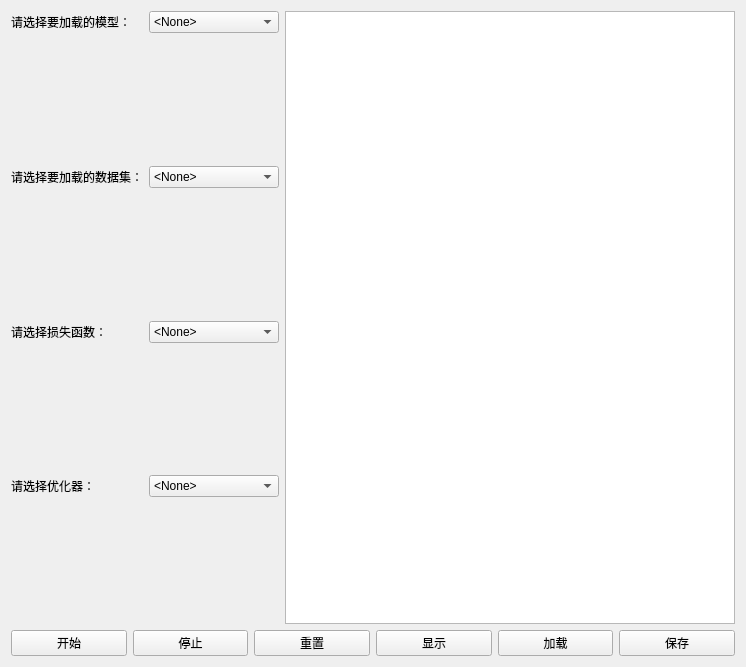
Qt form UI_TrainWindow.ui (SoHardToMakeAName/LEGOTorch) before a commit.
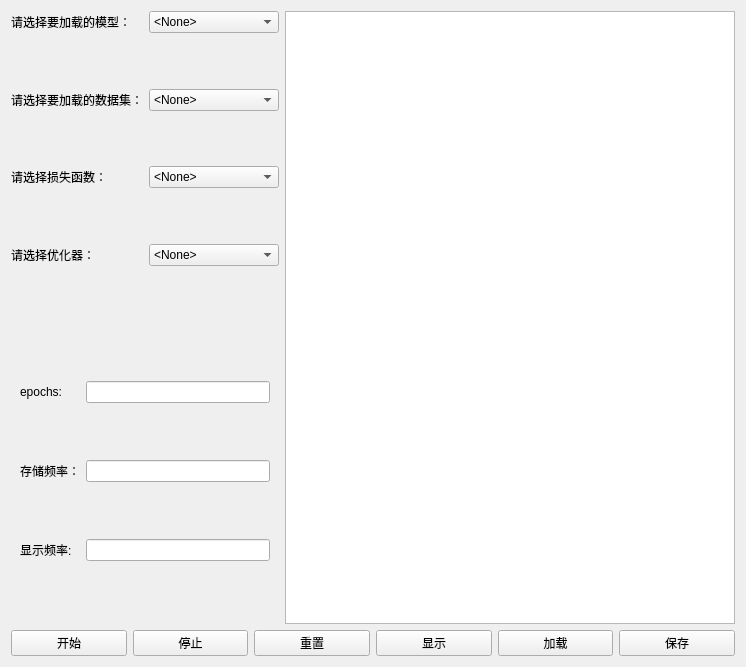
The same form after that commit.

Commit message: 继续完善train功能

Patch:
```diff
--- a/UI_TrainWindow.ui
+++ b/UI_TrainWindow.ui
@@ -271,6 +271,42 @@
        </item>
       </layout>
      </item>
+     <item row="1" column="0" colspan="2">
+      <widget class="QWidget" name="widget_5" native="true">
+       <layout class="QGridLayout" name="gridLayout_8">
+        <item row="0" column="0">
+         <widget class="QLabel" name="label_5">
+          <property name="text">
+           <string>epochs:</string>
+          </property>
+         </widget>
+        </item>
+        <item row="0" column="1">
+         <widget class="QLineEdit" name="epochs"/>
+        </item>
+        <item row="1" column="1">
+         <widget class="QLineEdit" name="save_every"/>
+        </item>
+        <item row="2" column="1">
+         <widget class="QLineEdit" name="show_every"/>
+        </item>
+        <item row="2" column="0">
+         <widget class="QLabel" name="label_7">
+          <property name="text">
+           <string>显示频率:</string>
+          </property>
+         </widget>
+        </item>
+        <item row="1" column="0">
+         <widget class="QLabel" name="label_6">
+          <property name="text">
+           <string>存储频率：</string>
+          </property>
+         </widget>
+        </item>
+       </layout>
+      </widget>
+     </item>
     </layout>
    </item>
    <item row="1" column="1">
```
Left out of the diff: 8 changed lines with no effect on the pictures. The commit also changes 2 other files.
